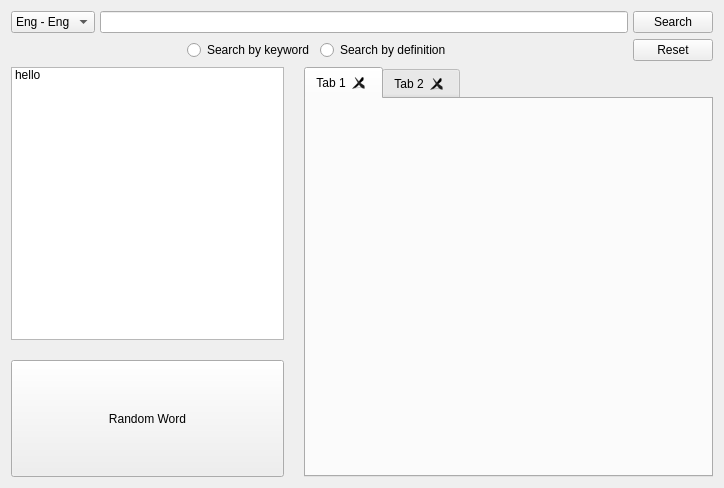
Old version of the form widgetsearch.ui in the repository sangpham2710/CS163-Project.
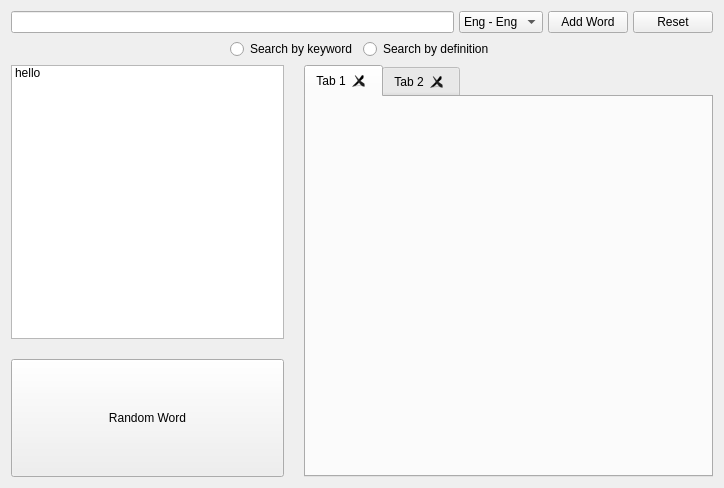
New version of the form.

Commit message: remove search button and add add word button

```diff
--- a/widgetsearch.ui
+++ b/widgetsearch.ui
@@ -19,10 +19,13 @@
      <item>
       <layout class="QVBoxLayout" name="verticalLayoutSearch">
        <item>
-        <layout class="QHBoxLayout" name="horizontalLayout" stretch="1,10,1">
+        <layout class="QHBoxLayout" name="horizontalLayout" stretch="10,1,1,1">
          <property name="spacing">
           <number>5</number>
          </property>
+         <item>
+          <widget class="QLineEdit" name="lineEditSearch"/>
+         </item>
          <item>
           <widget class="QComboBox" name="comboBoxDictionaryType">
            <item>
@@ -53,12 +56,16 @@
           </widget>
          </item>
          <item>
-          <widget class="QLineEdit" name="lineEditSearch"/>
+          <widget class="QPushButton" name="pushButtonAddWord">
+           <property name="text">
+            <string>Add Word</string>
+           </property>
+          </widget>
          </item>
          <item>
-          <widget class="QPushButton" name="pushButtonSearch">
+          <widget class="QPushButton" name="pushButtonReset">
            <property name="text">
-            <string>Search</string>
+            <string>Reset</string>
            </property>
           </widget>
          </item>
@@ -106,13 +113,6 @@
            </property>
           </spacer>
          </item>
-         <item>
-          <widget class="QPushButton" name="pushButtonReset">
-           <property name="text">
-            <string>Reset</string>
-           </property>
-          </widget>
-         </item>
         </layout>
        </item>
       </layout>
```
The commit also changes 2 other files.
